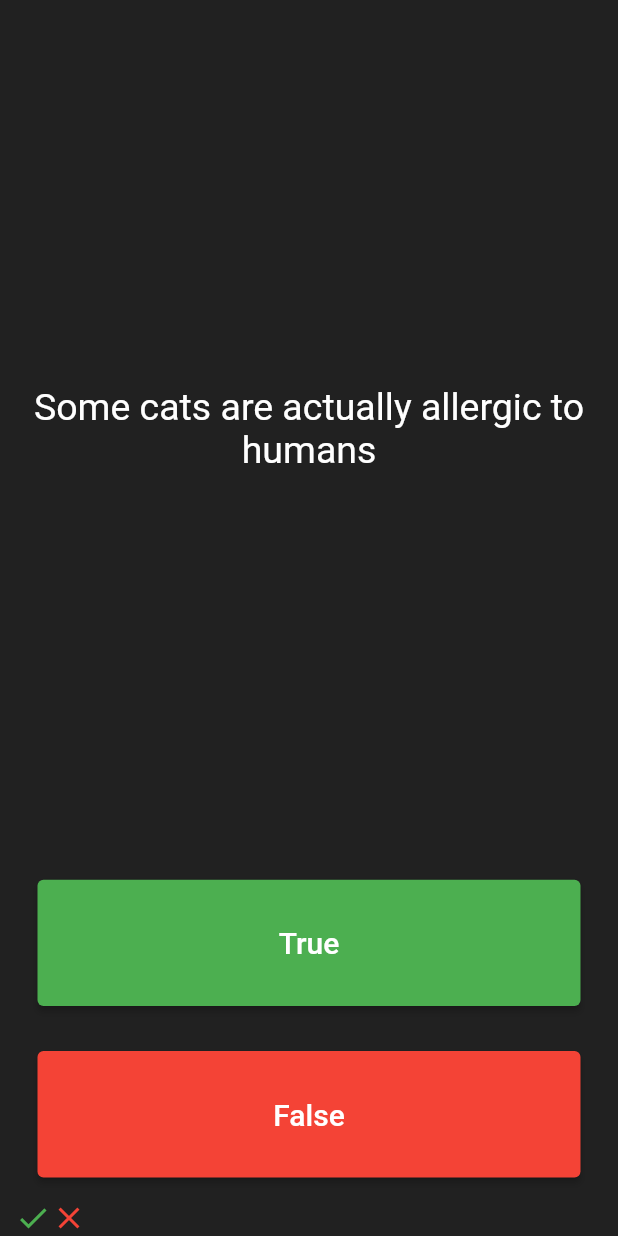
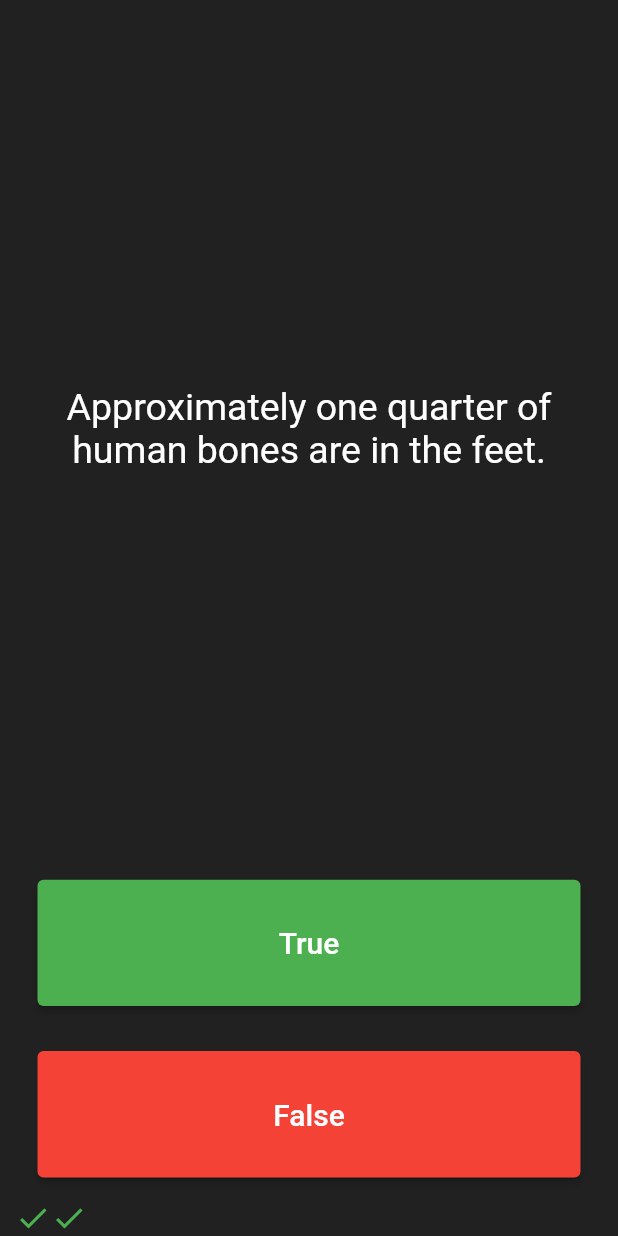
Before and after one commit to HM-Anwar/Quizzler, a Flutter app: the screen it shows after launch, after a tap on "True", after a tap on "False", on a phone screen of 412 x 824 dp. Run offline on Flutter 3.47's test engine with Material 2 defaults, Android fonts, the phone set to English and light mode, and no system bars; our stand-ins replace rflutter_alert.

Commit message:
Add files via upload

```diff
--- a/lib/main.dart
+++ b/lib/main.dart
@@ -1,5 +1,10 @@
 import 'package:flutter/material.dart';
-import './question.dart';
+import './quiz_brain.dart';
+import 'package:rflutter_alert/rflutter_alert.dart';
+
+
+QuizBrain quizBrain = QuizBrain();
+
 
 void main() => runApp(const MyApp());
 
@@ -30,44 +35,40 @@ class Quiz extends StatefulWidget {
 }
 
 class _QuizState extends State<Quiz> {
-  int index = 0;
-  void click() {
-    setState(() {
-      if (index < questionBank.length - 1) {
-        index++;
-      } else {
-        questionBank.last;
+
+  List<Icon> score =  [];
+
+   void chooseAns(bool pickAns){
+   bool getans = quizBrain.getAnswer();
+   setState(() {
+     if (quizBrain.isFinished()==true){
+        Alert(context: context,
+            title: "The Quiz is Finished",
+            desc: "Reseting"
+         ).show();
+       quizBrain.reset();
+        score=[];
+     }
+     else {
+       quizBrain.nextQuestion();
+     }
+      if(pickAns==getans)
+      {
+        score.add(Icon(Icons.check,
+        color:Colors.green,));
       }
-    });
-  }
-  void Fclick() {
-    setState(() {
-      if(index!=0)
-      {
-      index --;
+      else{
+        score.add(Icon(Icons.close,
+        color: Colors.red,),);
       }
-      else
-      {
-        questionBank.first;
-      }
-    });
-  }
+   });
 
-  List<Icon> check = const [
-    Icon(
-      Icons.check,
-      color: Colors.green,
-    ),
-    Icon(
-      Icons.close,
-      color: Colors.red,
-    ),
-  ];
-  List<Question> questionBank = [
-    Question("Some cats are actually allergic to humans", true),
-    Question('You can lead a cow down stairs but not up stairs.', false),
-    Question('Approximately one quarter of human bones are in the feet.', true),
-  ];
+
+   }
+
+
+
+
   @override
   Widget build(BuildContext context) {
     return Column(
@@ -79,7 +80,7 @@ class _QuizState extends State<Quiz> {
             child: Padding(
               padding: EdgeInsets.all(8.0),
               child: Text(
-                questionBank[index].questionText,
+                quizBrain.getQuestionText(),
                 textAlign: TextAlign.center,
                 style: TextStyle(
                   fontSize: 25.0,
@@ -103,7 +104,7 @@ class _QuizState extends State<Quiz> {
                 backgroundColor: MaterialStateProperty.all<Color>(Colors.green),
               ),
               onPressed: () {
-                click();
+                chooseAns(true);
               },
             ),
           ),
@@ -122,13 +123,13 @@ class _QuizState extends State<Quiz> {
                 backgroundColor: MaterialStateProperty.all<Color>(Colors.red),
               ),
               onPressed: () {
-                Fclick();
+                chooseAns(false);
               },
             ),
           ),
         ),
         Row(
-          children: check,
+          children: score,
         )
       ],
     );
--- /dev/null
+++ b/lib/quiz_brain.dart
@@ -0,0 +1,57 @@
+// ignore_for_file: unnecessary_string_escapes
+
+import './question.dart';
+
+class QuizBrain {
+  int index = 0;
+  List<Question> questionBank = [
+    Question('Some cats are actually allergic to humans', true),
+    Question('You can lead a cow down stairs but not up stairs.', false),
+    Question('Approximately one quarter of human bones are in the feet.', true),
+    Question('A slug\'s blood is green.', true),
+    Question('Buzz Aldrin\'s mother\'s maiden name was \"Moon\".', true),
+    Question('It is illegal to pee in the Ocean in Portugal.', true),
+    Question(
+        'No piece of square dry paper can be folded in half more than 7 times.',
+        false),
+    Question(
+        'In London, UK, if you happen to die in the House of Parliament, you are technically entitled to a state funeral, because the building is considered too sacred a place.',
+        true),
+    Question(
+        'The loudest sound produced by any animal is 188 decibels. That animal is the African Elephant.',
+        false),
+    Question(
+        'The total surface area of two human lungs is approximately 70 square metres.',
+        true),
+    Question('Google was originally called \"Backrub\".', true),
+    Question(
+        'Chocolate affects a dog\'s heart and nervous system; a few ounces are enough to kill a small dog.',
+        true),
+    Question(
+        'In West Virginia, USA, if you accidentally hit an animal with your car, you are free to take it home to eat.',
+        true),
+  ];
+  void nextQuestion(){
+    if(index < questionBank.length-1){
+      index++;
+    }
+  }
+
+  String getQuestionText(){
+    return questionBank[index].questionText;
+  }
+  bool getAnswer(){
+     return questionBank[index].answerText;
+  }
+  bool isFinished(){
+    if(index >= questionBank.length-1){
+      return true;
+    }
+    else {
+      return false;
+    }
+  }
+  void reset(){
+    index = 0;
+  }
+}
```
Also changed, not shown: lib/question.dart (line endings or trailing spaces).
